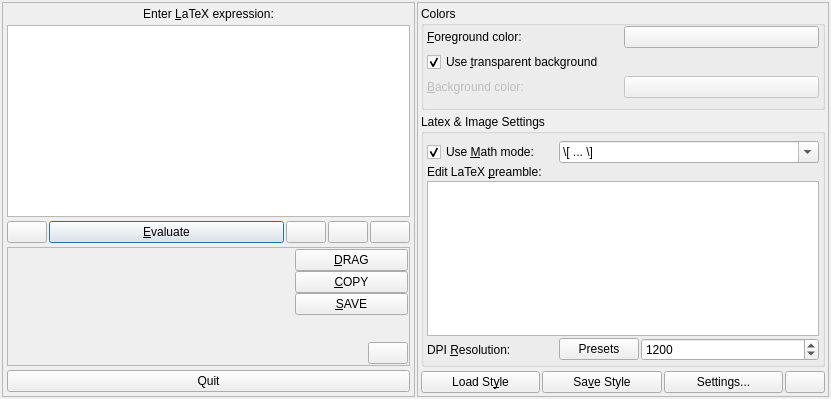
This is src/klfmainwinui.ui in CryFeiFei/klatexformula as Qt 5 draws it before an edit. The edited form follows.
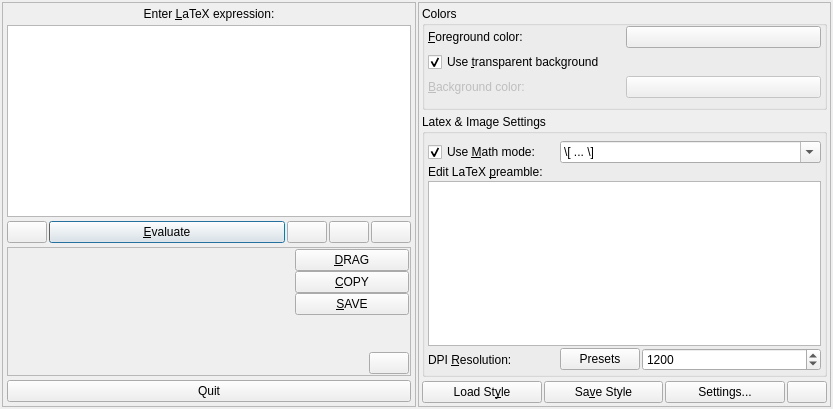
This is the edited form. Icons and pictures are not drawn. Custom widgets are drawn as their Qt base class.

Commit message: * Added "Alpha Enabled" option in color chooser (button + widget; as property "alphaEnabled" with get/set functions)  * Improved lib (save icon positions, load/save gui state etc.)...

The edit to the form file:
```diff
--- a/src/klfmainwinui.ui
+++ b/src/klfmainwinui.ui
@@ -8,8 +8,8 @@
    <rect>
     <x>0</x>
     <y>0</y>
-    <width>831</width>
-    <height>399</height>
+    <width>833</width>
+    <height>409</height>
    </rect>
   </property>
   <property name="windowTitle">
```
Left out of the diff: 9 changed lines with no effect on the pictures. The commit also changes 7 other files.
